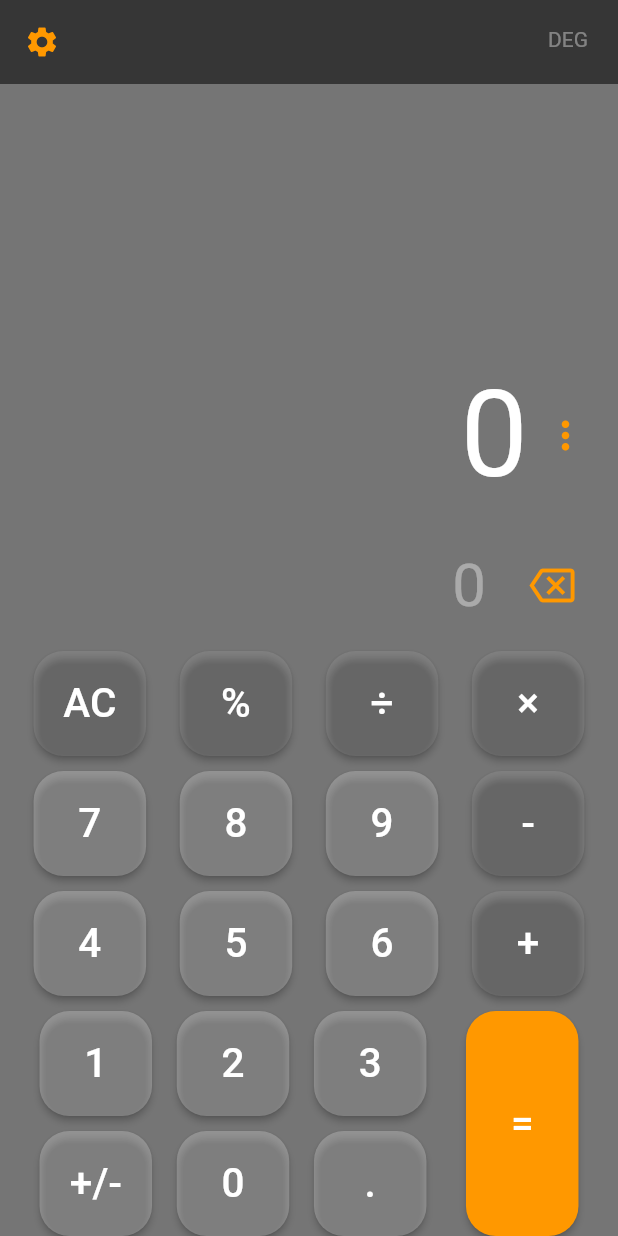
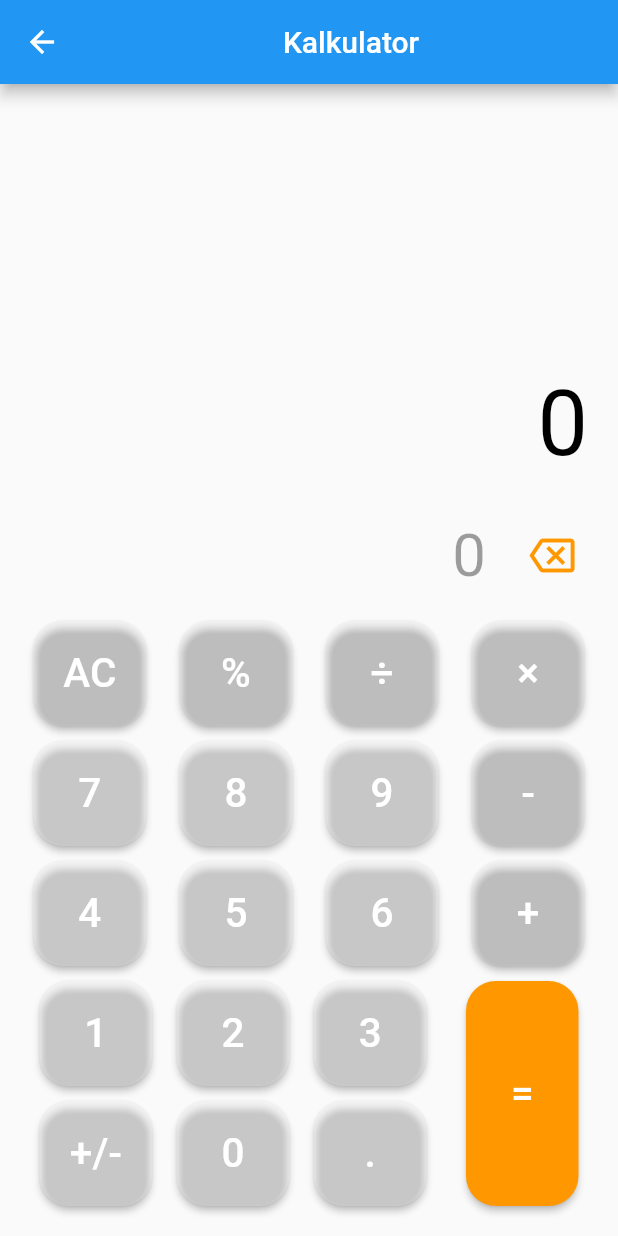
Before and after one commit to arifinzn/mobile-2-pertemuan-5, a Flutter app: the CalculatorScreen screen opened directly, on a phone screen of 412 x 824 dp. Run offline on Flutter 3.47's test engine with Material 2 defaults, Android fonts, the phone set to English and light mode, and no system bars; our stand-ins replace font_awesome_flutter, math_expressions; network calls fail.

Commit message:
kalkulator

```diff
--- a/lib/screens/calculator/calculator_screen.dart
+++ b/lib/screens/calculator/calculator_screen.dart
@@ -75,20 +75,16 @@ class _CalculatorScreenState extends State<CalculatorScreen> {
   @override
   Widget build(BuildContext context) {
     return Scaffold(
-        backgroundColor: Colors.black54,
+      // backgroundColor: Colors.black54,
       appBar: AppBar(
-          elevation: 0,
-          backgroundColor: Colors.black54,
-          leading: const Icon(Icons.settings, color: Colors.orange),
-          actions: const [
+        title: const Center(
+          child: Text('Kalkulator'),
+        ),
+      ),
+      body:
+          // SafeArea(  child:
           Padding(
-              padding: EdgeInsets.only(top: 18.0),
-              child: Text('DEG', style: TextStyle(color: Colors.white38)),
-            ),
-            SizedBox(width: 20),
-          ],
-        ),
-        body: SafeArea(
+        padding: const EdgeInsets.only(bottom: 20),
         child: Column(
           mainAxisAlignment: MainAxisAlignment.end,
           children: [
@@ -107,10 +103,10 @@ class _CalculatorScreenState extends State<CalculatorScreen> {
                             child: Text(result,
                                 textAlign: TextAlign.left,
                                 style: const TextStyle(
-                                      color: Colors.white, fontSize: 80))),
-                          const Icon(Icons.more_vert,
-                              color: Colors.orange, size: 30),
-                          const SizedBox(width: 20),
+                                    color: Colors.black, fontSize: 60))),
+                        // const Icon(Icons.more_vert,
+                        //     color: Colors.orange, size: 30),
+                        const SizedBox(width: 10),
                       ],
                     ),
                     Row(
@@ -121,7 +117,7 @@ class _CalculatorScreenState extends State<CalculatorScreen> {
                           child: Text(equation,
                               style: const TextStyle(
                                 fontSize: 40,
-                                  color: Colors.white38,
+                                color: Colors.black38,
                               )),
                         ),
                         IconButton(
@@ -196,8 +192,8 @@ class _CalculatorScreenState extends State<CalculatorScreen> {
                     Row(
                       mainAxisAlignment: MainAxisAlignment.spaceEvenly,
                       children: [
-                          calcButton('+/-', Colors.white24,
-                              () => buttonPressed('+/-')),
+                        calcButton(
+                            '+/-', Colors.white24, () => buttonPressed('+/-')),
                         SizedBox(
                             width: MediaQuery.of(context).size.width * 0.04),
                         calcButton(
@@ -215,6 +211,8 @@ class _CalculatorScreenState extends State<CalculatorScreen> {
             )
           ],
         ),
-        ));
+      ),
+      // )
+    );
   }
 }
```
Lines whose indentation alone changed are shown as unchanged.
